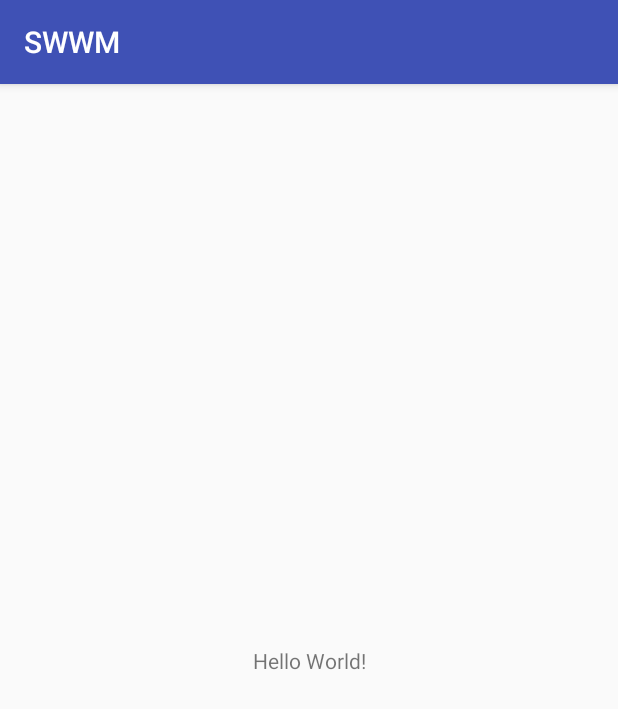
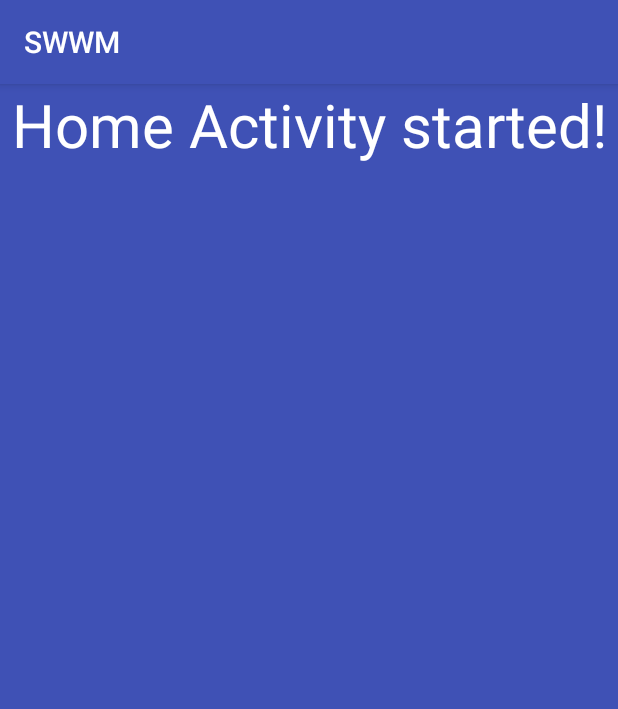
Before and after one commit to jguertl/SWWM, an Android app: the screen it shows after launch (MainActivity before the commit, HomeActivity after it), on a phone screen of 412 x 824 dp. Shown: the top 709 px of the screen. Run offline under Robolectric (Android 15) with nearby library versions, the phone set to English and light mode, and no system bars.

Commit message:
Add WelcomeScreen and change startView

```diff
--- a/app/src/main/AndroidManifest.xml
+++ b/app/src/main/AndroidManifest.xml
@@ -9,13 +9,14 @@
         android:roundIcon="@mipmap/ic_launcher_round"
         android:supportsRtl="true"
         android:theme="@style/AppTheme">
-        <activity android:name=".MainActivity">
+        <activity android:name=".WelcomeScreen"> // From this the app starts
             <intent-filter>
                 <action android:name="android.intent.action.MAIN" />
 
                 <category android:name="android.intent.category.LAUNCHER" />
             </intent-filter>
         </activity>
+        <activity android:name=".HomeActivity"></activity>
     </application>
 
 </manifest>
--- a/app/src/main/java/at/sw2017/swwm/MainActivity.java
+++ b/app/src/main/java/at/sw2017/swwm/HomeActivity.java
@@ -3,11 +3,11 @@ package at.sw2017.swwm;
 import android.support.v7.app.AppCompatActivity;
 import android.os.Bundle;
 
-public class MainActivity extends AppCompatActivity {
+public class HomeActivity extends AppCompatActivity {
 
     @Override
     protected void onCreate(Bundle savedInstanceState) {
         super.onCreate(savedInstanceState);
-        setContentView(R.layout.activity_main);
+        setContentView(R.layout.activity_home);
     }
 }
--- /dev/null
+++ b/app/src/main/java/at/sw2017/swwm/WelcomeScreen.java
@@ -0,0 +1,24 @@
+package at.sw2017.swwm;
+
+import android.content.Intent;
+import android.os.Handler;
+import android.support.v7.app.AppCompatActivity;
+import android.os.Bundle;
+
+public class WelcomeScreen extends AppCompatActivity {
+    private static int SPLASH_TIME_OUT = 4000;
+
+    @Override
+    protected void onCreate(Bundle savedInstanceState) {
+        super.onCreate(savedInstanceState);
+        setContentView(R.layout.activity_welcome_screen);
+        new Handler().postDelayed(new Runnable() {
+            @Override
+            public void run() {
+                Intent homeIntent = new Intent(WelcomeScreen.this, HomeActivity.class);
+                startActivity(homeIntent);
+                finish();
+            }
+        }, SPLASH_TIME_OUT);
+    }
+}
--- a/app/src/main/res/layout/activity_main.xml
+++ b/app/src/main/res/layout/activity_home.xml
@@ -4,12 +4,16 @@
     xmlns:tools="http://schemas.android.com/tools"
     android:layout_width="match_parent"
     android:layout_height="match_parent"
-    tools:context="at.sw2017.swwm.MainActivity">
+    android:background="@color/colorPrimary"
+    tools:context="at.sw2017.swwm.HomeActivity">
 
     <TextView
-        android:layout_width="wrap_content"
-        android:layout_height="wrap_content"
-        android:text="Hello World!"
+        android:layout_width="match_parent"
+        android:layout_height="match_parent"
+        android:text="Home Activity started!"
+        android:textAlignment="center"
+        android:textColor="#ffffff"
+        android:textSize="40sp"
         app:layout_constraintBottom_toBottomOf="parent"
         app:layout_constraintLeft_toLeftOf="parent"
         app:layout_constraintRight_toRightOf="parent"
```
Also changed, not shown: app/src/main/res/layout/activity_welcome_screen.xml (added, +21 -0 lines), 6 other files.
